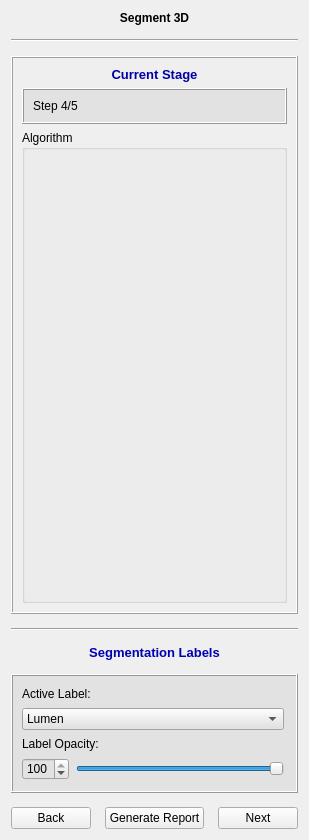
The window that codes/Module/ModuleWidget.ui (wuzhuobin/PlaqueQuant) describes before a commit, drawn with Qt 5.
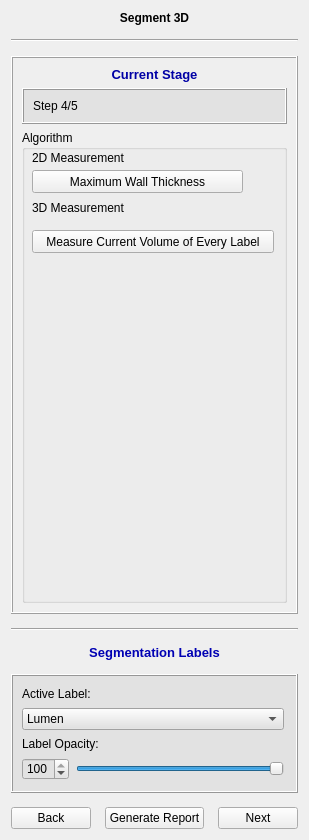
The same window after the commit. The open tabs and pages were chosen to show the change. Icons and pictures are not drawn.

Commit message: h  Changes to be committed: 	modified:   CMakeLists.txt 	modified:   codes/MeasurementFor3D/MeasurementFor3D.cxx 	modified:   codes/MeasurementFor3D/MeasurementFor3D.h 	modified:   codes/Module/ModuleWidget.cxx 	modified:   codes/Module/ModuleWidget.ui 	modified:   codes/core/CMakeLists.txt 	modified:   codes/core/MainWindow.cxx 	modified:   codes/core/MainWindow.h

Diff of the .ui file:
```diff
--- a/codes/Module/ModuleWidget.ui
+++ b/codes/Module/ModuleWidget.ui
@@ -665,6 +665,58 @@
          <property name="title">
           <string>Algorithm</string>
          </property>
+         <widget class="QLabel" name="label_6">
+          <property name="geometry">
+           <rect>
+            <x>10</x>
+            <y>70</y>
+            <width>242</width>
+            <height>15</height>
+           </rect>
+          </property>
+          <property name="text">
+           <string>3D Measurement</string>
+          </property>
+         </widget>
+         <widget class="QPushButton" name="measureCurrentVolumeOfEveryLabelPushButton">
+          <property name="geometry">
+           <rect>
+            <x>10</x>
+            <y>100</y>
+            <width>242</width>
+            <height>23</height>
+           </rect>
+          </property>
+          <property name="text">
+           <string>Measure Current Volume of Every Label</string>
+          </property>
+         </widget>
+         <widget class="QLabel" name="label_5">
+          <property name="geometry">
+           <rect>
+            <x>10</x>
+            <y>20</y>
+            <width>242</width>
+            <height>15</height>
+           </rect>
+          </property>
+          <property name="text">
+           <string>2D Measurement</string>
+          </property>
+         </widget>
+         <widget class="QPushButton" name="pushButton_2">
+          <property name="geometry">
+           <rect>
+            <x>10</x>
+            <y>40</y>
+            <width>211</width>
+            <height>23</height>
+           </rect>
+          </property>
+          <property name="text">
+           <string>Maximum Wall Thickness</string>
+          </property>
+         </widget>
         </widget>
        </item>
       </layout>
```
Left out of the diff: 13 changed lines with no effect on the pictures. The commit also changes 7 other files.
